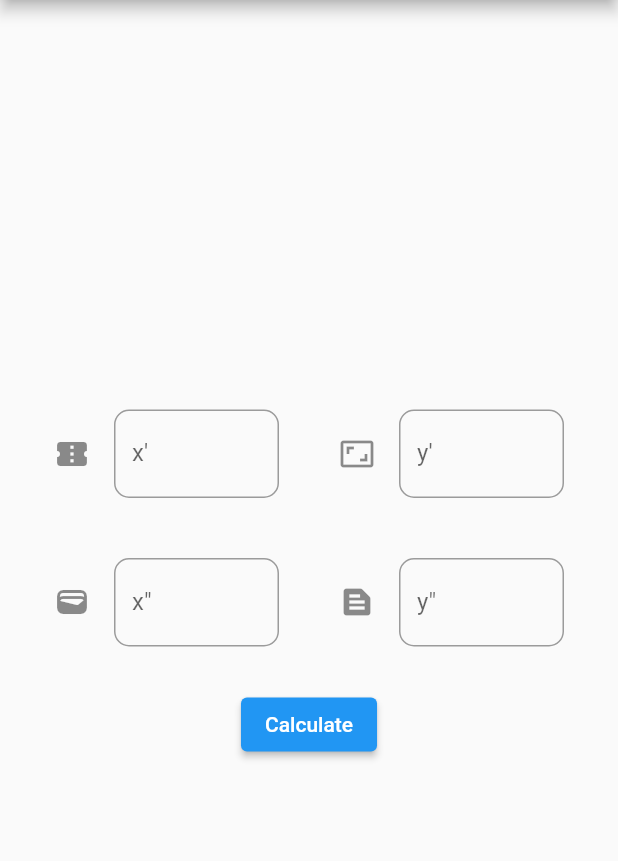
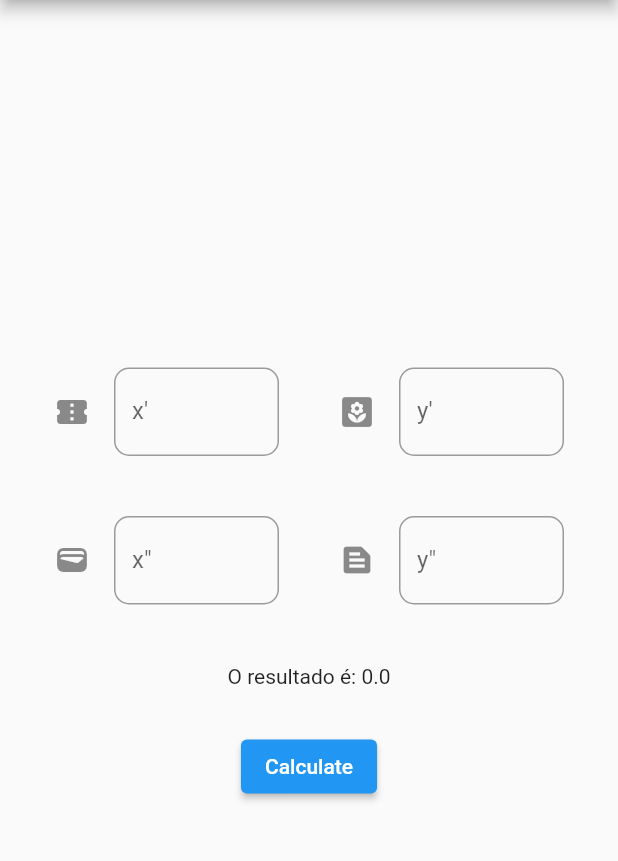
Before and after one commit to JesseFuzz/Flutter_calculadora_RegraDeTr-s, a Flutter app: the screen it shows after launch, on a phone screen of 412 x 824 dp, the part 84-945 px from its top. Run offline on Flutter 3.47's test engine with Material 2 defaults, Android fonts, the phone set to English and light mode, and no system bars.

Commit message:
fiz algumas alterações, mas ainda falta o método principal

```diff
--- /dev/null
+++ b/lib/controller/calcs.dart
@@ -0,0 +1,13 @@
+import 'package:flutter/material.dart';
+
+double numX1 = 0, numX2 = 0, numY1 = 0, numY2 = 0, answer = 0;
+
+final TextEditingController x1 = TextEditingController(text: "");
+final x2 = TextEditingController(text: "");
+final y1 = TextEditingController(text: "");
+final y2 = TextEditingController(text: "");
+
+double returnRuleOfThree(double x1, double y1, double x2) {
+  answer = (x1 * y1) / x2;
+  return answer;
+}
--- a/lib/main.dart
+++ b/lib/main.dart
@@ -1,6 +1,5 @@
 import 'package:flutter/material.dart';
-import 'package:rule_of_three/views/main_page.dart';
-import 'views/appbar.dart';
+import 'package:rule_of_three/view/main_page.dart';
 
 void main() {
   runApp(const MyApp());
--- a/lib/views/appbar.dart
+++ b/lib/view/body.dart
@@ -1,40 +1,32 @@
 import 'package:flutter/material.dart';
 
-class MyAppBar extends StatefulWidget {
-  const MyAppBar({
-    super.key,
-    required String title,
-  });
+import '../controller/calcs.dart';
+
+class MainPageBody extends StatefulWidget {
+  const MainPageBody({super.key});
+
   @override
-  State<MyAppBar> createState() => _MyHomePageState();
+  State<MainPageBody> createState() => _MyHomePageState();
 }
 
-class _MyHomePageState extends State<MyAppBar> {
+class _MyHomePageState extends State<MainPageBody> {
   @override
   Widget build(BuildContext context) {
     return Scaffold(
-      appBar: AppBar(
-        leading: const Icon(Icons.calculate_sharp),
-        title: const Text('Rule of three'),
-        actions: <Widget>[
-          IconButton(icon: const Icon(Icons.history), onPressed: () {}),
-          IconButton(icon: const Icon(Icons.share), onPressed: () {})
-        ],
-        // title: Text(widget.title),
-      ),
       body: Column(
         mainAxisAlignment: MainAxisAlignment.center,
         children: [
           Row(
             mainAxisAlignment: MainAxisAlignment.center,
-            children: const [
+            children: [
               Padding(
-                padding: EdgeInsets.all(20.00),
+                padding: const EdgeInsets.all(20.00),
                 child: SizedBox(
                   width: 150,
                   child: TextField(
+                    controller: x1,
                     keyboardType: TextInputType.number,
-                    decoration: InputDecoration(
+                    decoration: const InputDecoration(
                       icon: Icon(Icons.confirmation_number),
                       labelText: "x'",
                       border: OutlineInputBorder(
@@ -47,13 +39,14 @@ class _MyHomePageState extends State<MyAppBar> {
                 ),
               ),
               Padding(
-                padding: EdgeInsets.all(20.0),
+                padding: const EdgeInsets.all(20.0),
                 child: SizedBox(
                   width: 150,
                   child: TextField(
+                    controller: y1,
                     keyboardType: TextInputType.number,
-                    decoration: InputDecoration(
-                      icon: Icon(Icons.aspect_ratio),
+                    decoration: const InputDecoration(
+                      icon: Icon(Icons.yard),
                       labelText: "y'",
                       border: OutlineInputBorder(
                         borderRadius: BorderRadius.all(
@@ -68,14 +61,15 @@ class _MyHomePageState extends State<MyAppBar> {
           ),
           Row(
             mainAxisAlignment: MainAxisAlignment.center,
-            children: const [
+            children: [
               Padding(
-                padding: EdgeInsets.all(20.0),
+                padding: const EdgeInsets.all(20.0),
                 child: SizedBox(
                   width: 150,
                   child: TextField(
+                    controller: x2,
                     keyboardType: TextInputType.number,
-                    decoration: InputDecoration(
+                    decoration: const InputDecoration(
                       icon: Icon(Icons.wallet),
                       labelText: 'x"',
                       border: OutlineInputBorder(
@@ -88,12 +82,13 @@ class _MyHomePageState extends State<MyAppBar> {
                 ),
               ),
               Padding(
-                padding: EdgeInsets.all(20.0),
+                padding: const EdgeInsets.all(20.0),
                 child: SizedBox(
                   width: 150,
                   child: TextField(
+                    controller: y2,
                     keyboardType: TextInputType.number,
-                    decoration: InputDecoration(
+                    decoration: const InputDecoration(
                       icon: Icon(Icons.text_snippet),
                       labelText: 'y"',
                       border: OutlineInputBorder(
@@ -107,12 +102,20 @@ class _MyHomePageState extends State<MyAppBar> {
               ),
             ],
           ),
+          Padding(
+            padding: const EdgeInsets.all(20),
+            child: Center(
+              child: Text('O resultado é: $answer'),
+            ),
+          ),
           Center(
             child: ButtonBar(
               alignment: MainAxisAlignment.spaceEvenly,
               children: <Widget>[
                 ElevatedButton(
-                  onPressed: () {},
+                  onPressed: () {
+                    //returnRuleOfThree(x1, y1, x2);
+                  },
                   child: const Text('Calculate'),
                 )
               ],
--- a/lib/views/main_page.dart
+++ b/lib/view/main_page.dart
@@ -1,6 +1,4 @@
 import 'package:flutter/material.dart';
-import 'package:flutter/src/widgets/container.dart';
-import 'package:flutter/src/widgets/framework.dart';
 
 import 'body.dart';
 
--- a/lib/views/body.dart
+++ /dev/null
@@ -1,114 +0,0 @@
-import 'package:flutter/material.dart';
-
-class MainPageBody extends StatefulWidget {
-  const MainPageBody({super.key});
-
-  @override
-  State<MainPageBody> createState() => _MyHomePageState();
-}
-
-class _MyHomePageState extends State<MainPageBody> {
-  @override
-  Widget build(BuildContext context) {
-    return Scaffold(
-      body: Column(
-        mainAxisAlignment: MainAxisAlignment.center,
-        children: [
-          Row(
-            mainAxisAlignment: MainAxisAlignment.center,
-            children: const [
-              Padding(
-                padding: EdgeInsets.all(20.00),
-                child: SizedBox(
-                  width: 150,
-                  child: TextField(
-                    keyboardType: TextInputType.number,
-                    decoration: InputDecoration(
-                      icon: Icon(Icons.confirmation_number),
-                      labelText: "x'",
-                      border: OutlineInputBorder(
-                        borderRadius: BorderRadius.all(
-                          Radius.circular(10.00),
-                        ),
-                      ),
-                    ),
-                  ),
-                ),
-              ),
-              Padding(
-                padding: EdgeInsets.all(20.0),
-                child: SizedBox(
-                  width: 150,
-                  child: TextField(
-                    keyboardType: TextInputType.number,
-                    decoration: InputDecoration(
-                      icon: Icon(Icons.aspect_ratio),
-                      labelText: "y'",
-                      border: OutlineInputBorder(
-                        borderRadius: BorderRadius.all(
-                          Radius.circular(10.00),
-                        ),
-                      ),
-                    ),
-                  ),
-                ),
-              ),
-            ],
-          ),
-          Row(
-            mainAxisAlignment: MainAxisAlignment.center,
-            children: const [
-              Padding(
-                padding: EdgeInsets.all(20.0),
-                child: SizedBox(
-                  width: 150,
-                  child: TextField(
-                    keyboardType: TextInputType.number,
-                    decoration: InputDecoration(
-                      icon: Icon(Icons.wallet),
-                      labelText: 'x"',
-                      border: OutlineInputBorder(
-                        borderRadius: BorderRadius.all(
-                          Radius.circular(10.00),
-                        ),
-                      ),
-                    ),
-                  ),
-                ),
-              ),
-              Padding(
-                padding: EdgeInsets.all(20.0),
-                child: SizedBox(
-                  width: 150,
-                  child: TextField(
-                    keyboardType: TextInputType.number,
-                    decoration: InputDecoration(
-                      icon: Icon(Icons.text_snippet),
-                      labelText: 'y"',
-                      border: OutlineInputBorder(
-                        borderRadius: BorderRadius.all(
-                          Radius.circular(10.00),
-                        ),
-                      ),
-                    ),
-                  ),
-                ),
-              ),
-            ],
-          ),
-          Center(
-            child: ButtonBar(
-              alignment: MainAxisAlignment.spaceEvenly,
-              children: <Widget>[
-                ElevatedButton(
-                  onPressed: () {},
-                  child: const Text('Calculate'),
-                )
-              ],
-            ),
-          ),
-        ],
-      ),
-    );
-  }
-}
```
